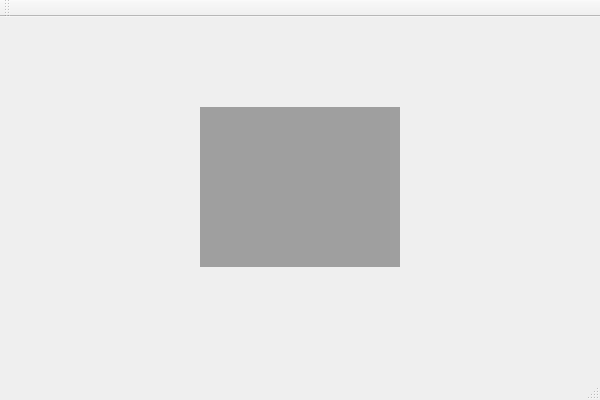
This is Amadeus/MainWindow.ui in yxw027/Amadeus as Qt 5 draws it before an edit. The edited form follows.
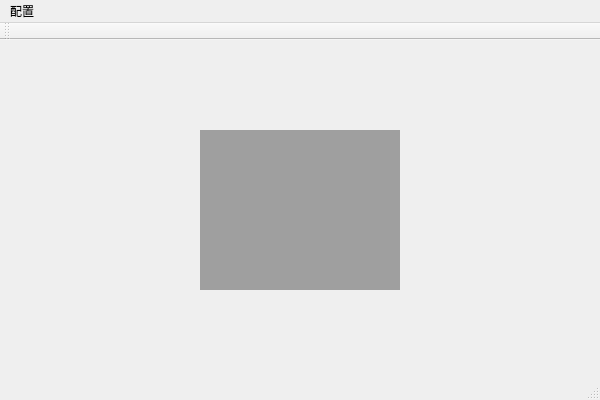
This is the edited form.

Commit message: 完成了数据库配置的UI，下一步进行数据库连接测试功能开发。

Patch:
```diff
--- a/Amadeus/MainWindow.ui
+++ b/Amadeus/MainWindow.ui
@@ -34,6 +34,13 @@
      <height>23</height>
     </rect>
    </property>
+   <widget class="QMenu" name="menu">
+    <property name="title">
+     <string>配置</string>
+    </property>
+    <addaction name="actionNetSet"/>
+   </widget>
+   <addaction name="menu"/>
   </widget>
   <widget class="QToolBar" name="mainToolBar">
    <attribute name="toolBarArea">
```
Left out of the diff: 5 changed lines with no effect on the pictures. The commit also changes 10 other files.
